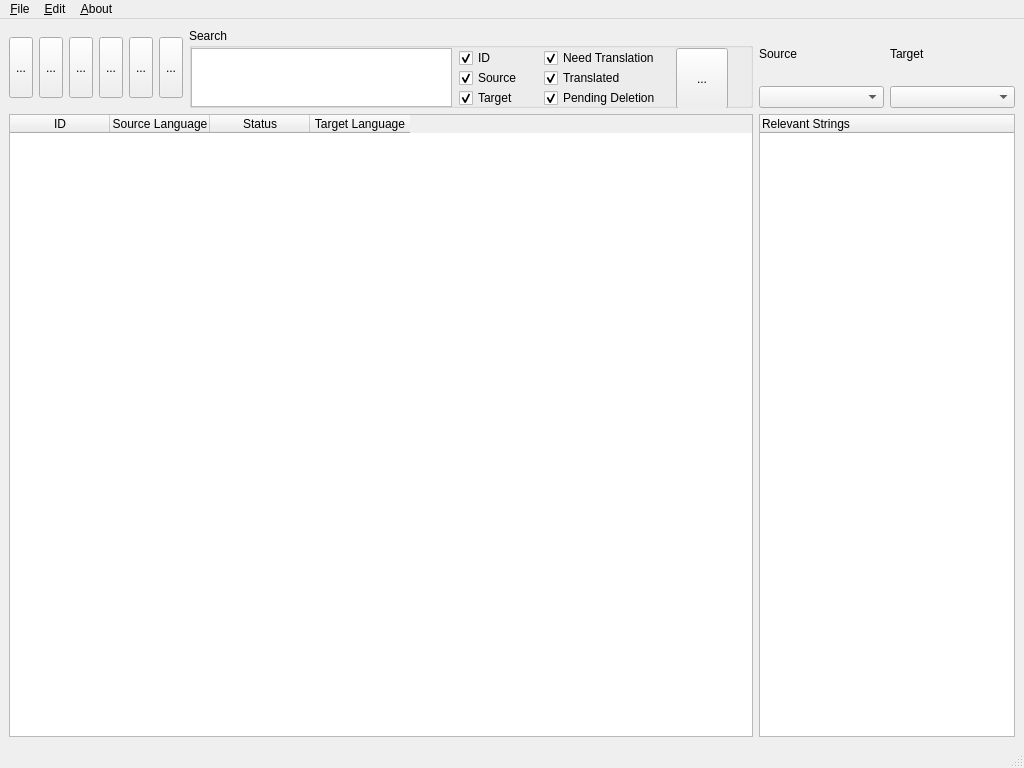
Qt form mainwindow.ui (Cyberenchanter/Galaxy-Translator) before a commit.
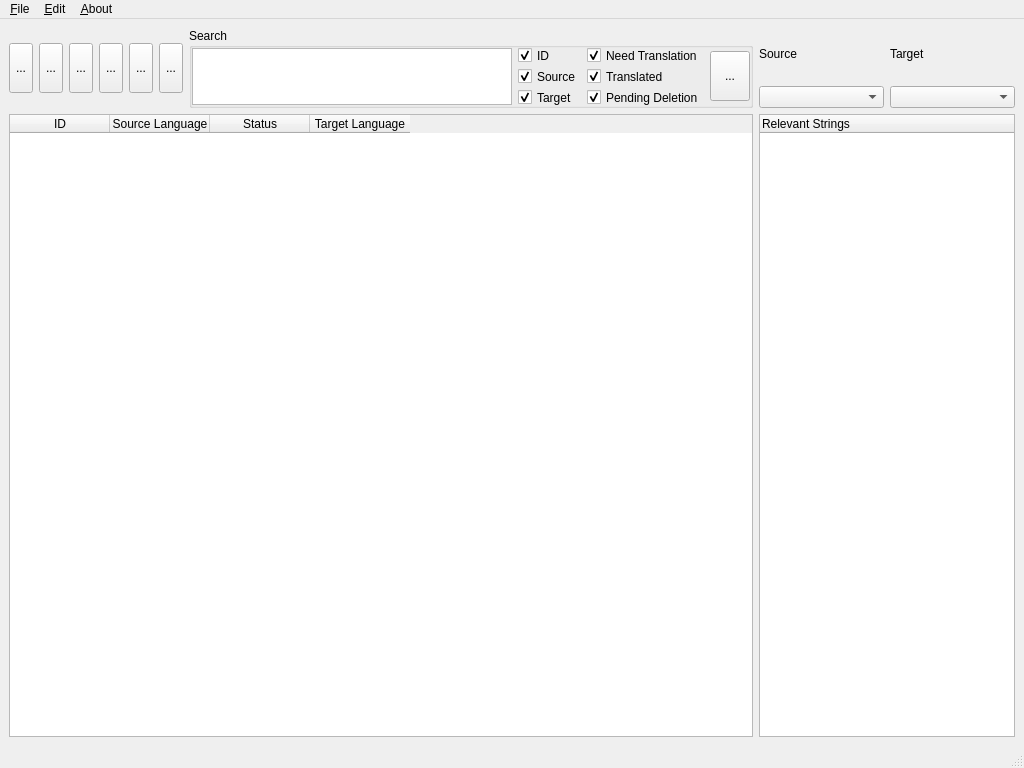
The same form after that commit.

Commit message: Search Box

Patch:
```diff
--- a/mainwindow.ui
+++ b/mainwindow.ui
@@ -32,7 +32,7 @@
       <property name="minimumSize">
        <size>
         <width>0</width>
-        <height>61</height>
+        <height>50</height>
        </size>
       </property>
       <property name="toolTip">
@@ -78,7 +78,7 @@
       <property name="minimumSize">
        <size>
         <width>0</width>
-        <height>61</height>
+        <height>50</height>
        </size>
       </property>
       <property name="toolTip">
@@ -94,7 +94,7 @@
       <property name="minimumSize">
        <size>
         <width>0</width>
-        <height>61</height>
+        <height>50</height>
        </size>
       </property>
       <property name="toolTip">
@@ -110,7 +110,7 @@
       <property name="minimumSize">
        <size>
         <width>0</width>
-        <height>61</height>
+        <height>50</height>
        </size>
       </property>
       <property name="toolTip">
@@ -145,7 +145,7 @@
       <property name="minimumSize">
        <size>
         <width>0</width>
-        <height>61</height>
+        <height>50</height>
        </size>
       </property>
       <property name="toolTip">
@@ -161,7 +161,7 @@
       <property name="minimumSize">
        <size>
         <width>0</width>
-        <height>61</height>
+        <height>50</height>
        </size>
       </property>
       <property name="toolTip">
@@ -196,18 +196,33 @@
         <height>80</height>
        </size>
       </property>
+      <property name="maximumSize">
+       <size>
+        <width>16777215</width>
+        <height>80</height>
+       </size>
+      </property>
       <property name="title">
        <string>Search</string>
       </property>
+      <layout class="QGridLayout" name="gridLayout_2" columnstretch="1,0,0,0">
+       <property name="leftMargin">
+        <number>0</number>
+       </property>
+       <property name="topMargin">
+        <number>0</number>
+       </property>
+       <property name="rightMargin">
+        <number>0</number>
+       </property>
+       <property name="bottomMargin">
+        <number>0</number>
+       </property>
+       <property name="spacing">
+        <number>-1</number>
+       </property>
+       <item row="0" column="0" rowspan="3">
       <widget class="QPlainTextEdit" name="searchboxtext">
-       <property name="geometry">
-        <rect>
-         <x>2</x>
-         <y>20</y>
-         <width>261</width>
-         <height>59</height>
-        </rect>
-       </property>
        <property name="sizePolicy">
         <sizepolicy hsizetype="Expanding" vsizetype="Expanding">
          <horstretch>1</horstretch>
@@ -218,37 +233,9 @@
         <enum>Qt::LeftToRight</enum>
        </property>
       </widget>
-      <widget class="QCheckBox" name="checkBox_id">
-       <property name="geometry">
-        <rect>
-         <x>270</x>
-         <y>20</y>
-         <width>81</width>
-         <height>20</height>
-        </rect>
-       </property>
-       <property name="sizePolicy">
-        <sizepolicy hsizetype="Fixed" vsizetype="Fixed">
-         <horstretch>0</horstretch>
-         <verstretch>0</verstretch>
-        </sizepolicy>
-       </property>
-       <property name="text">
-        <string>ID</string>
-       </property>
-       <property name="checked">
-        <bool>true</bool>
-       </property>
-      </widget>
+       </item>
+       <item row="1" column="1">
       <widget class="QCheckBox" name="checkBox_ori">
-       <property name="geometry">
-        <rect>
-         <x>270</x>
-         <y>40</y>
-         <width>81</width>
-         <height>20</height>
-        </rect>
-       </property>
        <property name="sizePolicy">
         <sizepolicy hsizetype="Fixed" vsizetype="Fixed">
          <horstretch>0</horstretch>
@@ -262,15 +249,9 @@
         <bool>true</bool>
        </property>
       </widget>
-      <widget class="QCheckBox" name="checkBox_tar">
-       <property name="geometry">
-        <rect>
-         <x>270</x>
-         <y>60</y>
-         <width>81</width>
-         <height>20</height>
-        </rect>
-       </property>
+       </item>
+       <item row="2" column="2">
+        <widget class="QCheckBox" name="checkBox_pd">
        <property name="sizePolicy">
         <sizepolicy hsizetype="Fixed" vsizetype="Fixed">
          <horstretch>0</horstretch>
@@ -278,21 +259,15 @@
         </sizepolicy>
        </property>
        <property name="text">
-        <string>Target</string>
+          <string>Pending Deletion</string>
        </property>
        <property name="checked">
         <bool>true</bool>
        </property>
       </widget>
+       </item>
+       <item row="0" column="2">
       <widget class="QCheckBox" name="checkBox_nt">
-       <property name="geometry">
-        <rect>
-         <x>355</x>
-         <y>20</y>
-         <width>131</width>
-         <height>20</height>
-        </rect>
-       </property>
        <property name="sizePolicy">
         <sizepolicy hsizetype="Fixed" vsizetype="Fixed">
          <horstretch>0</horstretch>
@@ -306,15 +281,41 @@
         <bool>true</bool>
        </property>
       </widget>
+       </item>
+       <item row="2" column="1">
+        <widget class="QCheckBox" name="checkBox_tar">
+         <property name="sizePolicy">
+          <sizepolicy hsizetype="Fixed" vsizetype="Fixed">
+           <horstretch>0</horstretch>
+           <verstretch>0</verstretch>
+          </sizepolicy>
+         </property>
+         <property name="text">
+          <string>Target</string>
+         </property>
+         <property name="checked">
+          <bool>true</bool>
+         </property>
+        </widget>
+       </item>
+       <item row="0" column="1">
+        <widget class="QCheckBox" name="checkBox_id">
+         <property name="sizePolicy">
+          <sizepolicy hsizetype="Fixed" vsizetype="Fixed">
+           <horstretch>0</horstretch>
+           <verstretch>0</verstretch>
+          </sizepolicy>
+         </property>
+         <property name="text">
+          <string>ID</string>
+         </property>
+         <property name="checked">
+          <bool>true</bool>
+         </property>
+        </widget>
+       </item>
+       <item row="1" column="2">
       <widget class="QCheckBox" name="checkBox_tr">
-       <property name="geometry">
-        <rect>
-         <x>355</x>
-         <y>40</y>
-         <width>121</width>
-         <height>20</height>
-        </rect>
-       </property>
        <property name="sizePolicy">
         <sizepolicy hsizetype="Fixed" vsizetype="Fixed">
          <horstretch>0</horstretch>
@@ -328,41 +329,21 @@
         <bool>true</bool>
        </property>
       </widget>
-      <widget class="QCheckBox" name="checkBox_pd">
-       <property name="geometry">
-        <rect>
-         <x>355</x>
-         <y>60</y>
-         <width>131</width>
-         <height>20</height>
-        </rect>
-       </property>
-       <property name="sizePolicy">
-        <sizepolicy hsizetype="Fixed" vsizetype="Fixed">
-         <horstretch>0</horstretch>
-         <verstretch>0</verstretch>
-        </sizepolicy>
-       </property>
-       <property name="text">
-        <string>Pending Deletion</string>
-       </property>
-       <property name="checked">
-        <bool>true</bool>
-       </property>
-      </widget>
+       </item>
+       <item row="0" column="3" rowspan="3">
       <widget class="QToolButton" name="toolButton_search">
-       <property name="geometry">
-        <rect>
-         <x>487</x>
-         <y>20</y>
-         <width>52</width>
-         <height>61</height>
-        </rect>
+         <property name="minimumSize">
+          <size>
+           <width>40</width>
+           <height>50</height>
+          </size>
        </property>
        <property name="text">
         <string>...</string>
        </property>
       </widget>
+       </item>
+      </layout>
      </widget>
     </item>
    </layout>
```
Left out of the diff: 2 changed lines with no effect on the pictures. Lines whose indentation alone changed are shown as unchanged.
